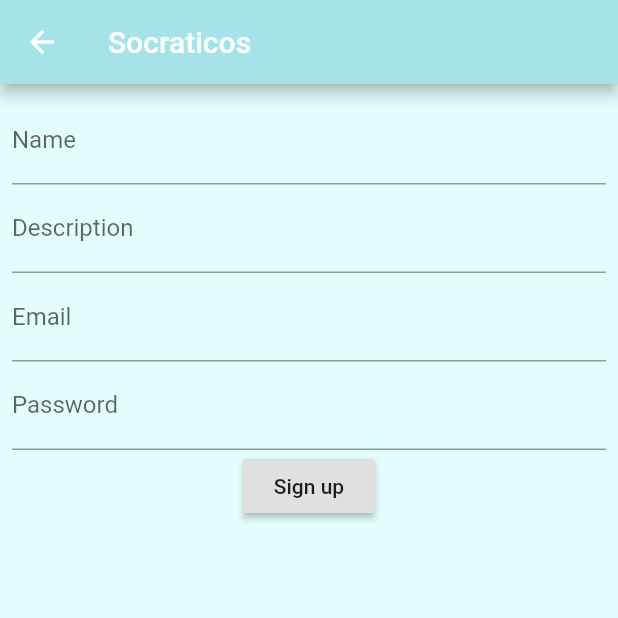
After one commit to Piphi5/Socraticos-App, a Flutter app: the screen it shows after launch, after a tap on "Sign in", after a tap on "Sign up", on a phone screen of 412 x 824 dp, the top half of it. The commit adds this screen. Run offline on Flutter 3.47's test engine with Material 2 defaults, Android fonts, the phone set to English and light mode, and no system bars; our stand-ins replace cloud_firestore, firebase_auth, google_fonts, google_sign_in; accounts and stored records are empty; network calls fail; Roboto replaces fonts that are missing (OverpassRegular).

Commit message:
Create sign in/sign up pages

```diff
--- a/lib/main.dart
+++ b/lib/main.dart
@@ -1,7 +1,10 @@
 import 'package:Socraticos/views/UserProfile.dart';
 import 'package:Socraticos/views/chats.dart';
+import 'package:Socraticos/views/signin.dart';
+import 'package:Socraticos/views/signup.dart';
 import 'package:Socraticos/widgets/navbar.dart';
 import 'package:flutter/material.dart';
+
 
 void main() {
   runApp(MyApp());
@@ -15,13 +18,13 @@ class MyApp extends StatelessWidget {
       title: 'Socraticos',
       debugShowCheckedModeBanner: false,
       theme: ThemeData(
-        primaryColor: Colors.white,
+        primaryColor: Colors.black,
         scaffoldBackgroundColor: Color(0xff1F1F1F),
-        accentColor: Colors.white,
+        accentColor: Colors.lightBlueAccent,
         fontFamily: "OverpassRegular",
         visualDensity: VisualDensity.adaptivePlatformDensity,
       ),
-      home: NavigationBar(),
+      home: LoginPage(),
     );
   }
 }
--- /dev/null
+++ b/lib/views/databasemethods.dart
@@ -0,0 +1,6 @@
+//import 'package:cloud_firestore/cloud_firestore.dart';
+//import 'package:firebase_auth/firebase_auth.dart';
+//
+//class DatabaseMethods {
+//
+//}
--- a/lib/views/signin.dart
+++ b/lib/views/signin.dart
@@ -0,0 +1,117 @@
+import 'dart:convert';
+
+import 'package:Socraticos/views/signup.dart';
+import 'package:Socraticos/widgets/navbar.dart';
+import 'package:Socraticos/widgets/widgets.dart';
+import 'package:firebase_auth/firebase_auth.dart';
+import 'package:flutter/material.dart';
+import 'package:http/http.dart' as http;
+import 'package:google_sign_in/google_sign_in.dart';
+
+class LoginPage extends StatefulWidget {
+  @override
+  _LoginPageState createState() => new _LoginPageState();
+}
+
+class _LoginPageState extends State<LoginPage> {
+
+  final GlobalKey<FormState> _formKey = GlobalKey<FormState>();
+  String _email, _password;
+
+  @override
+  Widget build(BuildContext context) {
+    return new Scaffold(
+      backgroundColor: background,
+      appBar: appBarMain(context),
+      body: Form(
+          key: _formKey,
+          child: Column(
+            children: <Widget>[
+              TextFormField(
+                validator: (input) {
+                  if(input.isEmpty){
+                    return 'Provide an email';
+                  }
+                },
+                decoration: InputDecoration(
+                    labelText: 'Email'
+                ),
+                onSaved: (input) => _email = input,
+              ),
+              TextFormField(
+                validator: (input) {
+                  if(input.length < 6){
+                    return 'Longer password please';
+                  }
+                },
+                decoration: InputDecoration(
+                    labelText: 'Password'
+                ),
+                onSaved: (input) => _password = input,
+                obscureText: true,
+              ),
+              RaisedButton(
+                onPressed: Authenticate,
+                child: Text('Sign in'),
+              ),
+              RaisedButton(
+                onPressed: () => {Navigator.push(context, MaterialPageRoute(builder: (context) => SignUpPage()))},
+                child: Text('Sign up'),
+              )
+            ],
+          )
+      ),
+    );
+  }
+
+  Future<String> Authenticate() async {
+    String _token = "";
+    if (_formKey.currentState.validate()) {
+      _formKey.currentState.save();
+      try {
+        FirebaseUser user = (await FirebaseAuth.instance
+            .signInWithEmailAndPassword(email: _email, password: _password))
+            .user;
+        print("signed in user");
+        user.getIdToken().then((value) =>
+        {
+          signIn(value.token.toString())
+
+        });
+      }
+      catch (e) {
+        print(e);
+      }
+
+    }
+  }
+  void signIn(String _token) async {
+
+
+      print(_token);
+        print(jsonEncode(<String, String>{
+          'token': _token,
+        }));
+        final http.Response response = await http.post(
+          'https://socraticos.herokuapp.com/auth/login',
+            headers: <String, String>{
+              'Content-Type': 'application/json; charset=UTF-8',
+            },
+          body: jsonEncode(<String, String>{
+            'token': _token,
+          }),
+        );
+
+
+
+
+        if (response.statusCode == 200){
+          Navigator.push(context, MaterialPageRoute(builder: (context) => NavigationBar()));
+        } else {
+          throw Exception("Failed to authenticate user");
+        }
+
+
+    }
+
+}
--- /dev/null
+++ b/lib/views/signup.dart
@@ -0,0 +1,128 @@
+import 'package:Socraticos/views/signin.dart';
+import 'package:Socraticos/widgets/widgets.dart';
+import 'package:firebase_auth/firebase_auth.dart';
+import 'package:flutter/material.dart';
+import 'package:cloud_firestore/cloud_firestore.dart';
+
+
+class SignUpPage extends StatefulWidget {
+  @override
+  _SignUpPageState createState() => _SignUpPageState();
+}
+
+class _SignUpPageState extends State<SignUpPage> {
+
+  final GlobalKey<FormState> _formKey = GlobalKey<FormState>();
+  String _email, _password, _name, _description;
+
+  @override
+  Widget build(BuildContext context) {
+    return new Scaffold(
+      backgroundColor: background,
+      appBar: appBarMain(context),
+      body: Padding(
+        padding: const EdgeInsets.all(8.0),
+        child: Center(
+          child: Form(
+              key: _formKey,
+              child: Column(
+                children: <Widget>[
+                  TextFormField(
+                    validator: (input) {
+                      if(input.isEmpty){
+                        return 'Provide a name';
+                      }
+                    },
+                    decoration: InputDecoration(
+                        labelText: 'Name',
+                      hintStyle: TextStyle(color: Colors.black)
+
+                    ),
+                    style: TextStyle(color: Colors.black),
+
+                    cursorColor: Colors.black,
+                    onSaved: (input) => _name = input,
+                  ),
+                  TextFormField(
+                    validator: (input) {
+                      if(input.isEmpty){
+                        return 'Provide a description';
+                      }
+                    },
+                    decoration: InputDecoration(
+                        labelText: 'Description'
+                    ),
+                    onSaved: (input) => _description = input,
+                  ),
+                  TextFormField(
+                    validator: (input) {
+                      if(input.isEmpty){
+                        return 'Provide an email';
+                      }
+                    },
+                    decoration: InputDecoration(
+                        labelText: 'Email'
+                    ),
+                    onSaved: (input) => _email = input,
+                  ),
+                  TextFormField(
+                    validator: (input) {
+                      if(input.length < 6){
+                        return 'Longer password please';
+                      }
+                    },
+                    decoration: InputDecoration(
+                        labelText: 'Password'
+                    ),
+                    onSaved: (input) => _password = input,
+                    obscureText: true,
+                  ),
+                  RaisedButton(
+                    onPressed: signUp,
+                    child: Text('Sign up'),
+                  ),
+                ],
+              )
+          ),
+        ),
+      ),
+    );
+  }
+
+  Map<String, dynamic> getUserMap(String userID) {
+    return {
+      "name" : _name,
+      "email" : _email,
+      "desc" : _description,
+      "userID" : userID,
+      "mentorships" : [],
+      "enrollments" : [],
+      "tags" : _name.split(" ")
+    };
+
+  }
+  void uploadUser(String userId) async {
+    await Firestore.instance.collection("/users").document(userId).setData(getUserMap(userId));
+
+  }
+  void signUp() async {
+    if(_formKey.currentState.validate()){
+      _formKey.currentState.save();
+      try{
+        await FirebaseAuth.instance.createUserWithEmailAndPassword(email: _email, password: _password).then((value) => {
+          print(value.user.uid.toString()),
+          uploadUser(value.user.uid.toString())
+
+        }
+
+        );
+        Navigator.pushReplacement(context, MaterialPageRoute(builder: (context) => LoginPage()));
+        //databaseMethods.uploadUserInfo(userInfoMap);
+
+
+      }catch(e){
+        print(e.message);
+      }
+    }
+  }
+}
--- a/pubspec.yaml
+++ b/pubspec.yaml
@@ -30,6 +30,9 @@ dependencies:
   cupertino_icons: ^0.1.3
   google_fonts: ^1.1.0
   http: ^0.12.1
+  firebase_auth: ^0.16.1
+  google_sign_in: ^4.5.1
+  cloud_firestore: ^0.13.6
 
 dev_dependencies:
   flutter_test:
```
Also changed, not shown: lib/views/UserProfile.dart (+32 -33 lines), lib/views/chats.dart (+26 -15 lines), lib/widgets/navbar.dart (+52 -2 lines), pubspec.lock, 3 other files.
